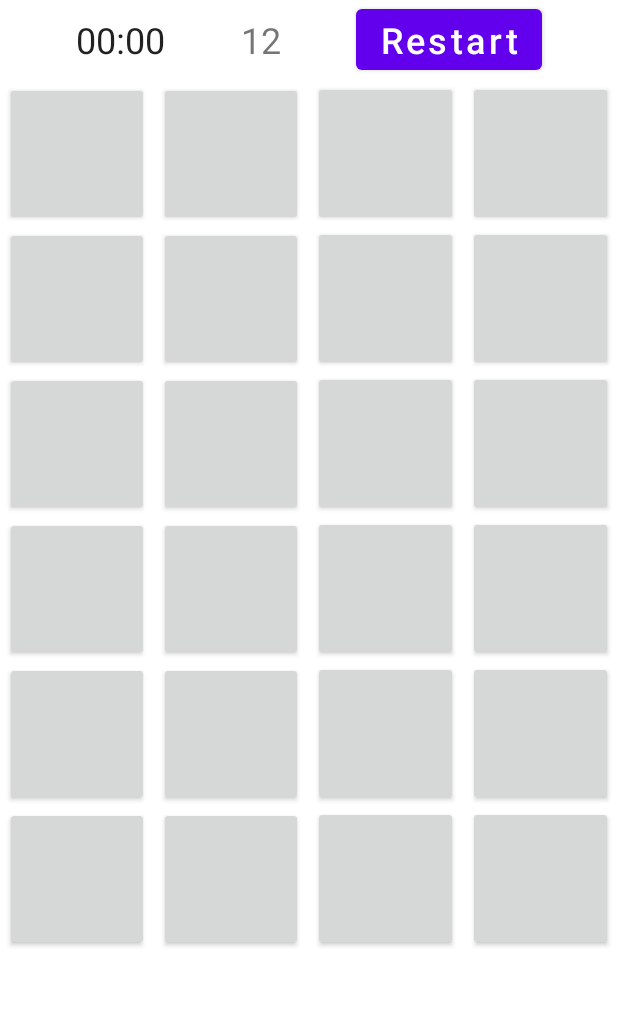
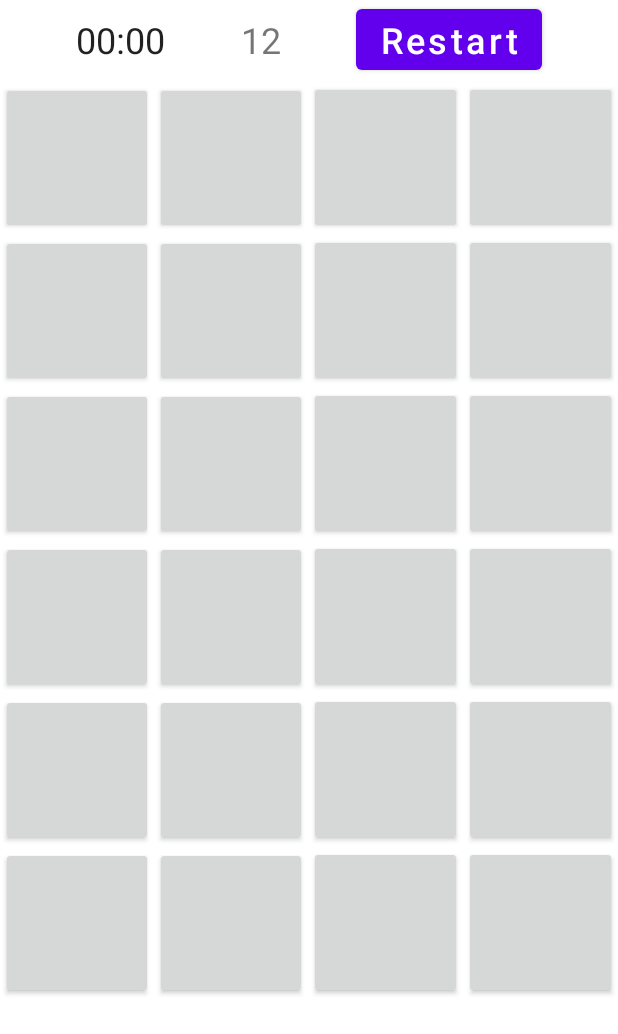
Before and after one commit to FalseR20/android-y3s2, an Android app: the screen it shows after launch (MainActivity), on a phone screen of 412 x 824 dp. Shown: the top 1034 px of the screen. Run offline under Robolectric (Android 15) with nearby library versions, the phone set to English and light mode, and no system bars.

Commit message:
feat(lab1): add button margin to dimens

```diff
--- a/Lab1/app/src/main/java/com/falser/lab1/MainActivity.java
+++ b/Lab1/app/src/main/java/com/falser/lab1/MainActivity.java
@@ -140,7 +140,7 @@ class ImageButton extends AppCompatButton {
         super(context);
         TableRow.LayoutParams params = new TableRow.LayoutParams();
         params.weight = 1;
-        params.rightMargin = params.leftMargin = 5;
+        params.rightMargin = params.leftMargin = (int) getResources().getDimension(R.dimen.defMargin);
         setLayoutParams(params);
         setTextSize(TypedValue.applyDimension(TypedValue.COMPLEX_UNIT_SP, 8, getResources().getDisplayMetrics()));
     }
--- a/Lab1/app/src/main/res/values/dimens.xml
+++ b/Lab1/app/src/main/res/values/dimens.xml
@@ -1,4 +1,5 @@
 <?xml version="1.0" encoding="utf-8"?>
 <resources>
     <dimen name="textSize">24sp</dimen>
+    <dimen name="defMargin">1dp</dimen>
 </resources>
```
